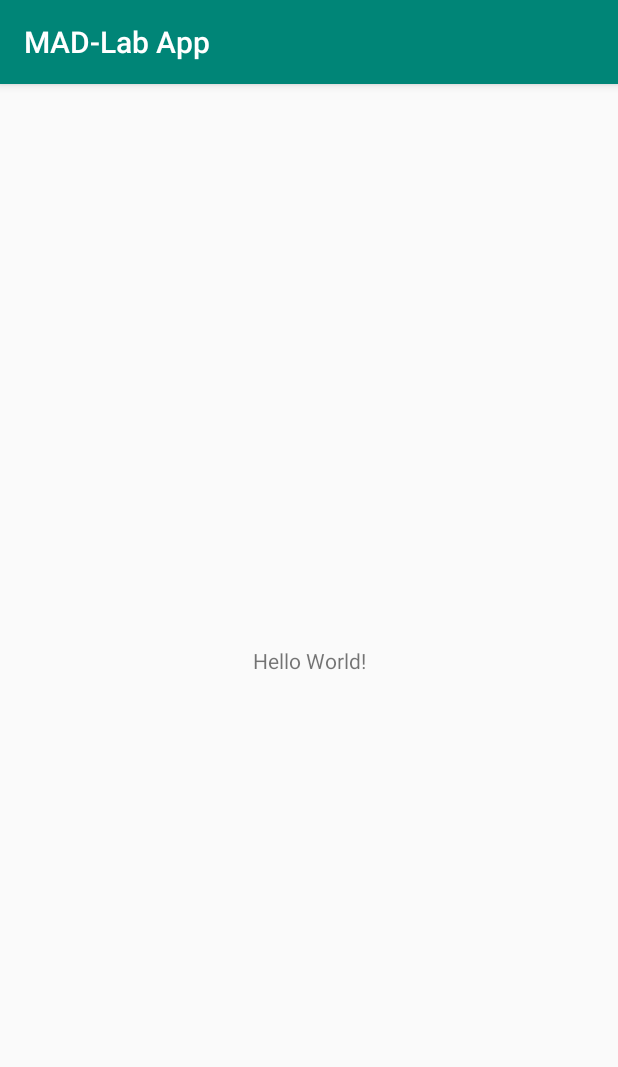
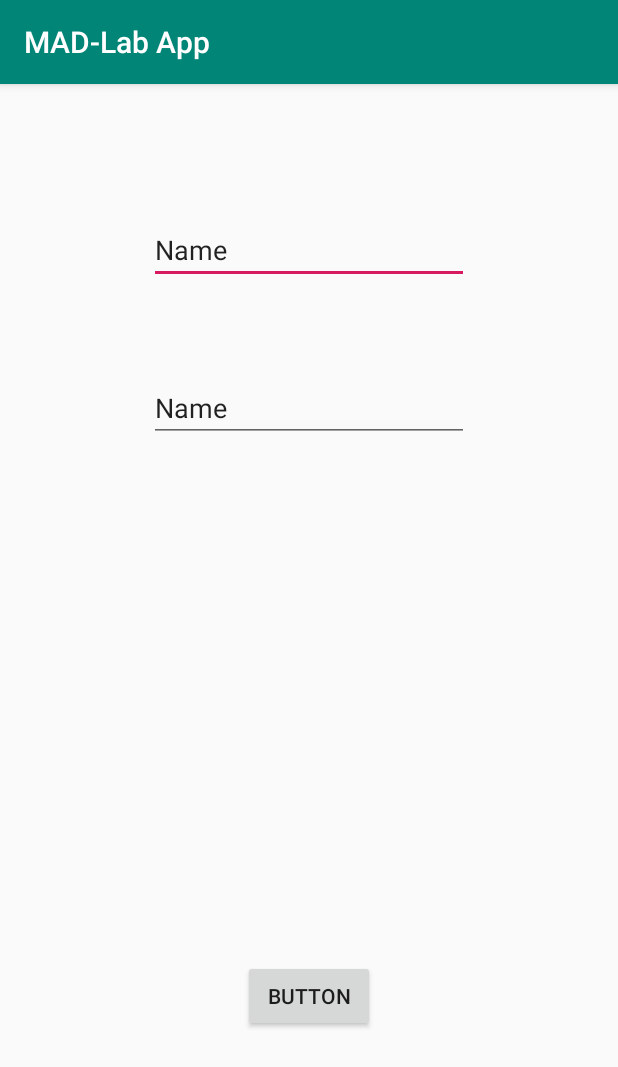
Before and after one commit to DroidFreak32/MADLabApps, an Android app: the screen it shows after launch (MainActivity), on a phone screen of 412 x 824 dp. Shown: the top 1067 px of the screen. Run offline under Robolectric (Android 15) with nearby library versions, the phone set to English and light mode, and no system bars.

Commit message:
Program 8: SMS app code
Signed-off-by: DroidFreak32 <rushabshah32@gmail.com>

```diff
--- a/app/src/main/AndroidManifest.xml
+++ b/app/src/main/AndroidManifest.xml
@@ -2,6 +2,10 @@
 <manifest xmlns:android="http://schemas.android.com/apk/res/android"
     package="com.example.student.mad_labapp">
 
+    <uses-permission android:name="android.permission.SEND_SMS" />
+    <uses-permission android:name="android.permission.WRITE_SMS" />
+    <uses-permission android:name="android.permission.READ_SMS" />
+    <uses-permission android:name="android.permission.RECEIVE_SMS" />
     <application
         android:allowBackup="true"
         android:icon="@mipmap/ic_launcher"
--- a/app/src/main/java/com/example/student/mad_labapp/MainActivity.java
+++ b/app/src/main/java/com/example/student/mad_labapp/MainActivity.java
@@ -1,13 +1,42 @@
 package com.example.student.mad_labapp;
 
+import android.content.Intent;
+import android.net.Uri;
+import android.os.Bundle;
 import android.support.v7.app.AppCompatActivity;
-import android.os.Bundle;
+import android.view.View;
+import android.widget.Button;
+import android.widget.EditText;
 
 public class MainActivity extends AppCompatActivity {
+
+    Button send;
+
+    EditText num, msg;
 
     @Override
     protected void onCreate(Bundle savedInstanceState) {
         super.onCreate(savedInstanceState);
         setContentView(R.layout.activity_main);
+        send = findViewById(R.id.send);
+
+        num = findViewById(R.id.number);
+        msg = findViewById(R.id.message);
+
+        send.setOnClickListener(new View.OnClickListener() {
+            @Override
+            public void onClick(View v) {
+                String phoneNumber = num.getText().toString();
+                String message = msg.getText().toString();
+
+                Intent intent = new Intent(Intent.ACTION_VIEW, Uri.parse("sms:" + phoneNumber));
+                intent.putExtra("sms_body", message);
+
+                startActivity(intent);
+
+            }
+        });
+
     }
+
 }
--- a/app/src/main/res/layout/activity_main.xml
+++ b/app/src/main/res/layout/activity_main.xml
@@ -1,18 +1,39 @@
 <?xml version="1.0" encoding="utf-8"?>
-<android.support.constraint.ConstraintLayout xmlns:android="http://schemas.android.com/apk/res/android"
-    xmlns:app="http://schemas.android.com/apk/res-auto"
+<RelativeLayout xmlns:android="http://schemas.android.com/apk/res/android"
     xmlns:tools="http://schemas.android.com/tools"
     android:layout_width="match_parent"
     android:layout_height="match_parent"
     tools:context=".MainActivity">
 
-    <TextView
+
+    <EditText
+        android:id="@+id/number"
         android:layout_width="wrap_content"
         android:layout_height="wrap_content"
-        android:text="Hello World!"
-        app:layout_constraintBottom_toBottomOf="parent"
-        app:layout_constraintLeft_toLeftOf="parent"
-        app:layout_constraintRight_toRightOf="parent"
-        app:layout_constraintTop_toTopOf="parent" />
+        android:layout_alignParentTop="true"
+        android:layout_centerHorizontal="true"
+        android:layout_marginTop="88dp"
+        android:ems="10"
+        android:inputType="textPersonName"
+        android:text="Name" />
 
-</android.support.constraint.ConstraintLayout>
+    <EditText
+        android:id="@+id/message"
+        android:layout_width="wrap_content"
+        android:layout_height="wrap_content"
+        android:layout_alignParentTop="true"
+        android:layout_centerHorizontal="true"
+        android:layout_marginTop="193dp"
+        android:ems="10"
+        android:inputType="textPersonName"
+        android:text="Name" />
+
+    <Button
+        android:id="@+id/send"
+        android:layout_width="wrap_content"
+        android:layout_height="wrap_content"
+        android:layout_alignParentBottom="true"
+        android:layout_centerHorizontal="true"
+        android:layout_marginBottom="136dp"
+        android:text="Button" />
+</RelativeLayout>
```
